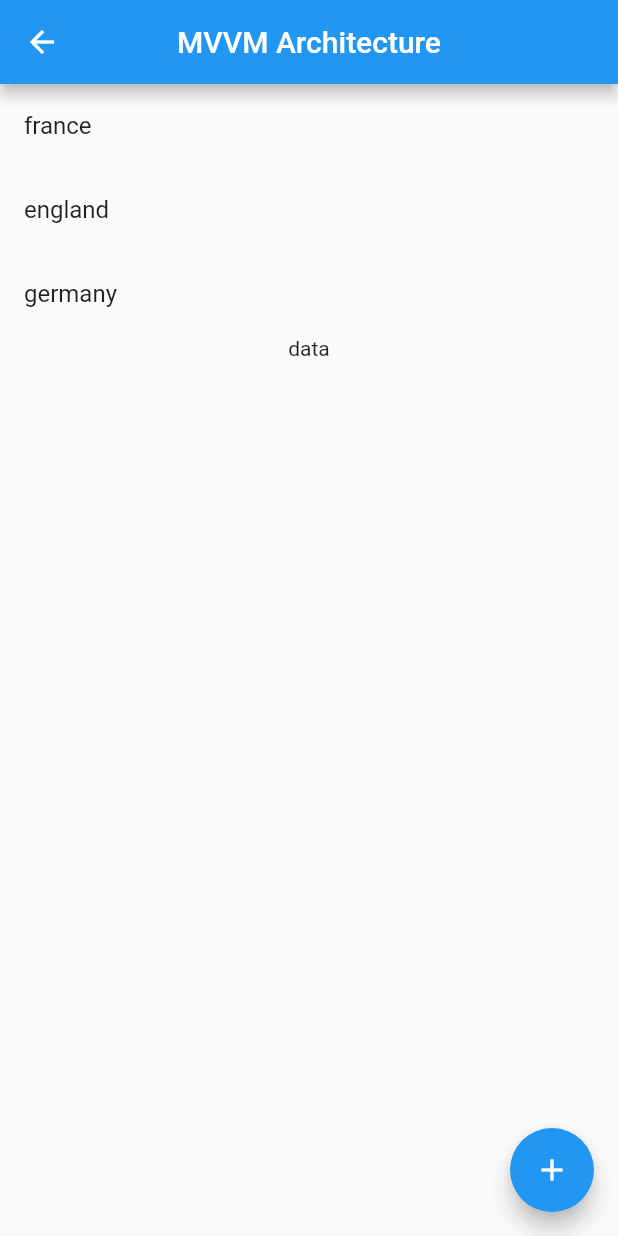
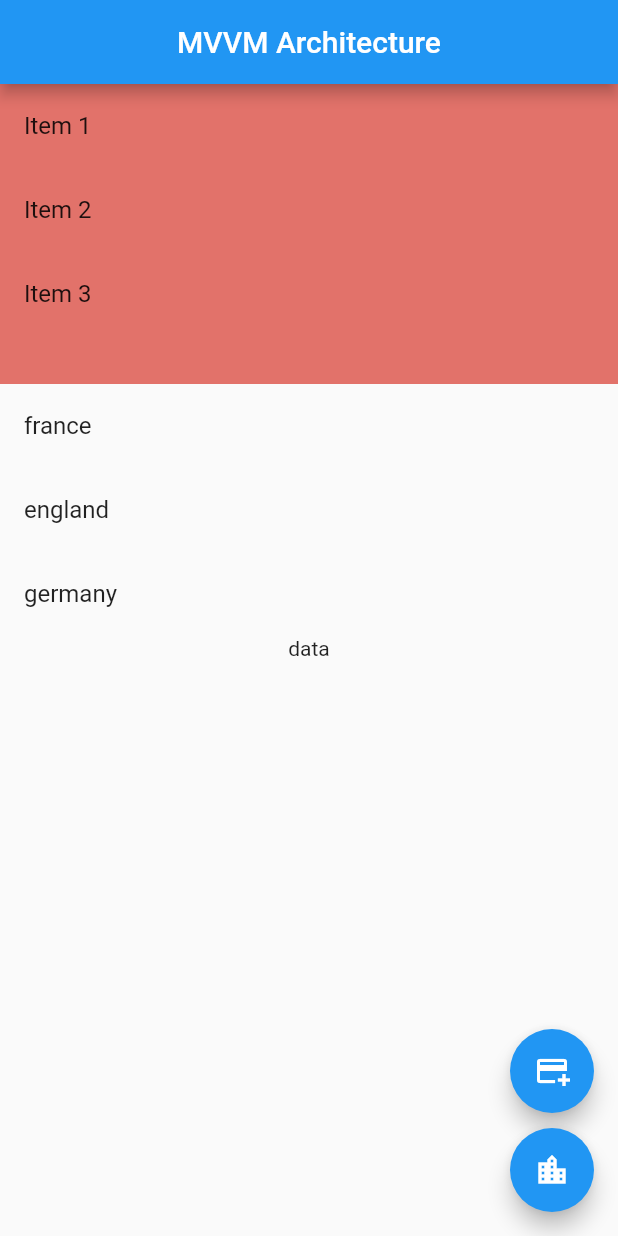
Before and after one commit to hesptech/flutter_mvvm, a Flutter app: the HomePage screen opened directly, on a phone screen of 412 x 824 dp. Run offline on Flutter 3.47's test engine with Material 2 defaults, Android fonts, the phone set to English and light mode, and no system bars; our stand-ins replace dio, get_it.

Commit message:
refactor: joke views folder, multiple listview

```diff
--- a/lib/main.dart
+++ b/lib/main.dart
@@ -1,7 +1,7 @@
 import 'package:flutter/material.dart';
 import 'package:flutter_mvvm/models/services/service_locator.dart';
-import 'package:flutter_mvvm/views/home_page.dart';
-import 'package:flutter_mvvm/views/joke_screen.dart';
+import 'package:flutter_mvvm/views/list_views_screen.dart';
+import 'package:flutter_mvvm/views/jokes/joke_screen.dart';
 import 'package:flutter_mvvm/views/weather_screen.dart';
 
 void main() {
@@ -18,9 +18,9 @@ class MainApp extends StatelessWidget {
       debugShowCheckedModeBanner: false,
       home: Scaffold(
         body: Center(
-          //child: HomePage(),
+          child: HomePage(),
           //child: WeatherScreen(),
-          child: JokeScreen(),
+          //child: JokeScreen(),
         ),
       ),
     );
--- a/lib/views/joke_screen.dart
+++ b/lib/views/jokes/joke_screen.dart
@@ -1,5 +1,5 @@
 import 'package:flutter/material.dart';
-import 'package:flutter_mvvm/views/joke_view.dart';
+import 'package:flutter_mvvm/views/jokes/joke_view.dart';
 
 final class JokeScreen extends StatelessWidget {
   const JokeScreen({super.key});
--- a/lib/views/home_page.dart
+++ b/lib/views/list_views_screen.dart
@@ -37,6 +37,18 @@ class HomePageState extends State<HomePage> {
       ), */
       body: Column(
         children: [
+          Container(
+            height: 200,
+            color: const Color.fromARGB(255, 226, 114, 106),
+            child: ListView.builder(
+              //scrollDirection: Axis.horizontal,
+              shrinkWrap: true,
+              itemCount: _viewModel.items.length,
+              itemBuilder: (context, index) {
+                return ListTile(title: Text(_viewModel.items[index]));
+              },
+            ),
+          ),
           Flexible(
             child: ListView.builder(
               scrollDirection: Axis.vertical,
@@ -53,7 +65,34 @@ class HomePageState extends State<HomePage> {
       ),
 
 
-
+      floatingActionButton: Column(
+        mainAxisAlignment: MainAxisAlignment.end,
+        children: [
+          FloatingActionButton(
+            onPressed: () {
+              _viewModel.addItem('New Item');
+              setState(() {});
+            },
+            heroTag: null,
+            child: const Icon(
+              Icons.add_card
+            ),
+          ),
+          const SizedBox(
+            height: 10,
+          ),
+          FloatingActionButton(
+            onPressed: () {
+              _cityListViewModel2.addCity(city: 'New City', country: 'New Country');
+              setState(() {});
+            },
+            heroTag: null,
+            child: const Icon(
+              Icons.location_city
+            ),
+          )
+        ]
+      ),
 
       /* floatingActionButton: FloatingActionButton(
         onPressed: () {
@@ -63,13 +102,13 @@ class HomePageState extends State<HomePage> {
         child: const Icon(Icons.add),
       ), */
 
-      floatingActionButton: FloatingActionButton(
+      /* floatingActionButton: FloatingActionButton(
         onPressed: () {
           _cityListViewModel2.addCity(city: 'New City', country: 'New Country');
           setState(() {});
         },
         child: const Icon(Icons.add),
-      ),
+      ), */
     );
   }
 }
```
Also changed, not shown: lib/views/jokes/joke_view.dart (renamed from lib/views/joke_view.dart).
